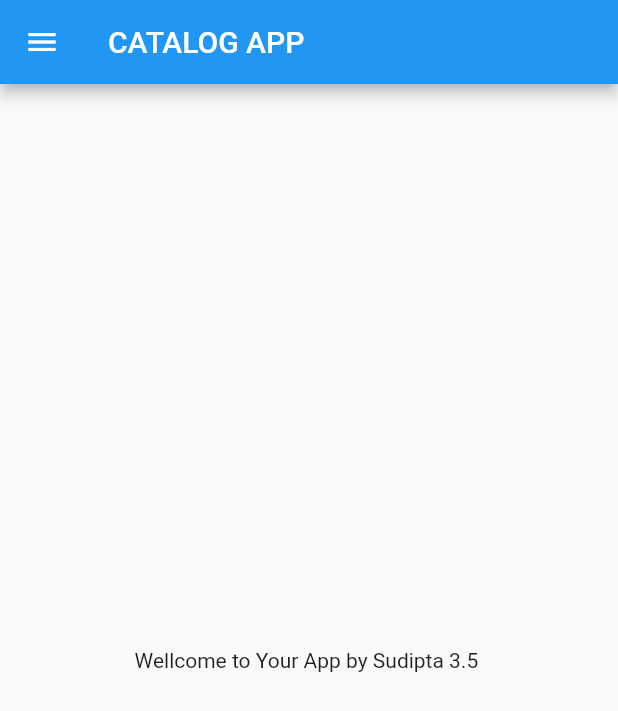
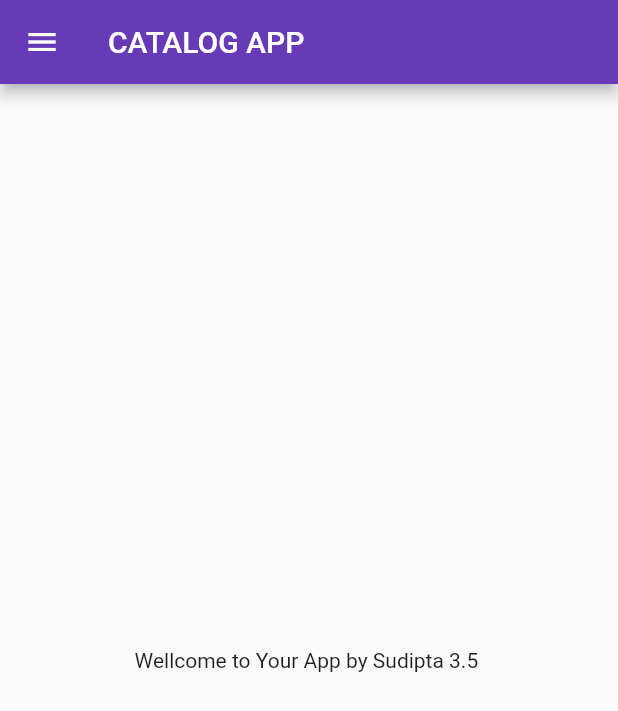
Before and after one commit to SudiptaBarman1/learningFlutter, a Flutter app: the screen it shows after launch, on a phone screen of 412 x 824 dp. Shown: the top 711 px of the screen. Run offline on Flutter 3.47's test engine with Material 2 defaults, Android fonts, the phone set to English and light mode, and no system bars.

Commit message:
flutter function completed

```diff
--- a/lib/main.dart
+++ b/lib/main.dart
@@ -1,4 +1,6 @@
-import 'package:application_catalog/home_page.dart';
+import 'package:application_catalog/pages/login_page.dart';
+
+import 'pages/home_page.dart';
 import 'package:flutter/material.dart';
 
 void main() {
@@ -10,9 +12,17 @@
 
   @override
   Widget build(BuildContext context) {
-
     return MaterialApp(
-      home:HomePage(),
+      // home: HomePage(),
+      themeMode: ThemeMode.light,
+      theme: ThemeData(primarySwatch: Colors.deepPurple),
+      darkTheme: ThemeData(brightness: Brightness.dark),
+      initialRoute: "/home",
+      routes: {
+        "/": (context) => LoginPage(),
+        "/home": (context) => HomePage(),
+        "/login": (context) => LoginPage(),
+      },
     );
   }
 }
```
Also changed, not shown: lib/pages/login_page.dart (added, +22 -0 lines), lib/pages/home_page.dart (renamed from lib/home_page.dart).
